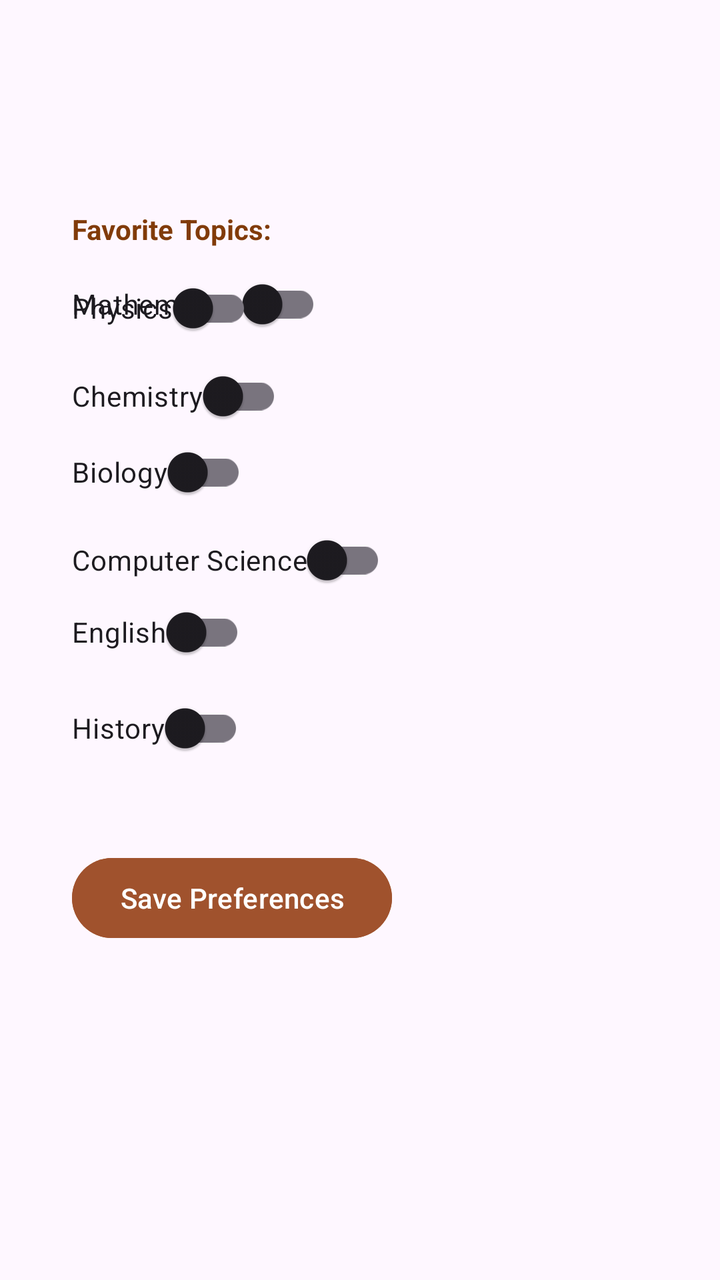
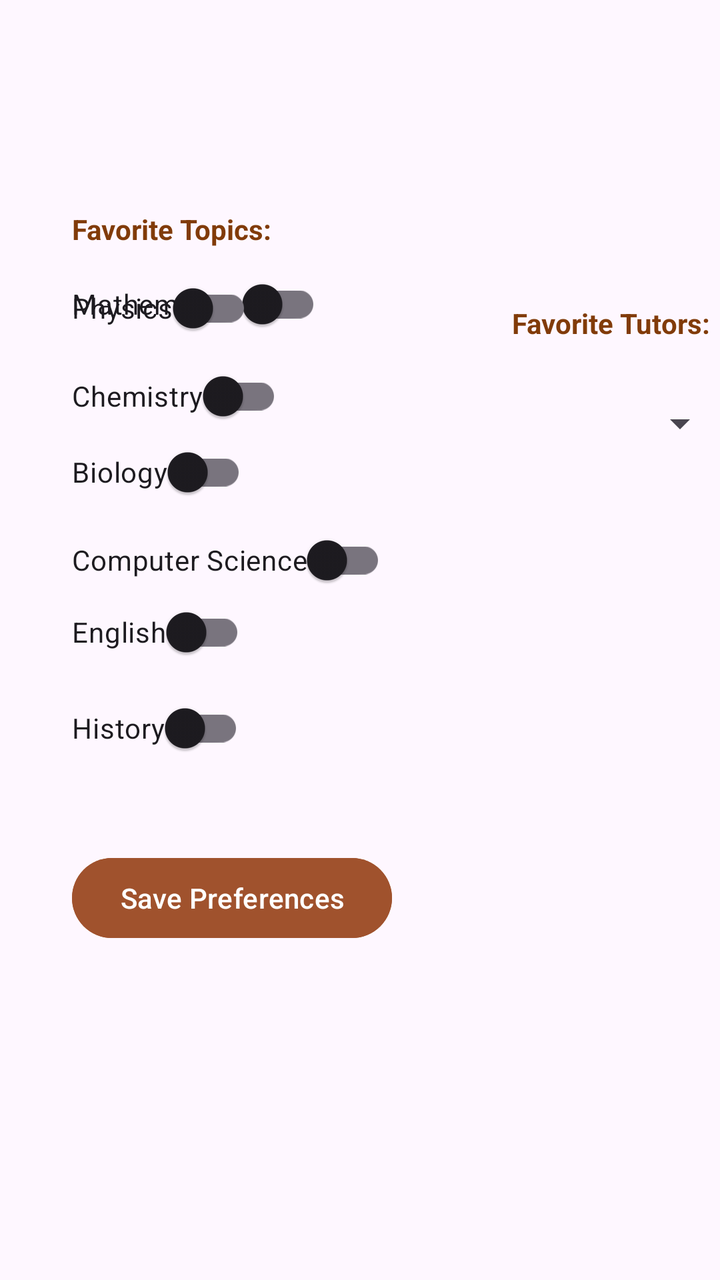

Two renders of the same Android screen: before a commit and after it. Below are the layout's source before the change and the commit's diff.
<!-- AndroidManifest.xml: application theme Theme.Csci3130Group1 -->
<!-- res/layout/fragment_manage_preferences.xml -->
<?xml version="1.0" encoding="utf-8"?>
<androidx.constraintlayout.widget.ConstraintLayout xmlns:android="http://schemas.android.com/apk/res/android"
    xmlns:app="http://schemas.android.com/apk/res-auto"
    xmlns:tools="http://schemas.android.com/tools"
    android:layout_width="match_parent"
    android:layout_height="match_parent"
    tools:context=".ui.manage_preferences.ManagePreferencesFragment">

    <TextView
        android:id="@+id/textView"
        android:layout_width="wrap_content"
        android:layout_height="wrap_content"
        android:layout_marginStart="36dp"
        android:layout_marginTop="152dp"
        android:layout_marginBottom="2dp"
        android:text="Favorite Topics:"
        android:textColor="#813B09"
        android:textStyle="bold"
        app:layout_constraintBottom_toTopOf="@+id/math"
        app:layout_constraintStart_toStartOf="parent"
        app:layout_constraintTop_toTopOf="parent" />

    <androidx.appcompat.widget.SwitchCompat
        android:id="@+id/math"
        android:layout_width="wrap_content"
        android:layout_height="wrap_content"
        android:layout_marginStart="36dp"
        android:layout_marginTop="2dp"
        android:layout_marginBottom="511dp"
        android:text="Mathematics"
        app:layout_constraintBottom_toBottomOf="parent"
        app:layout_constraintStart_toStartOf="parent"
        app:layout_constraintTop_toBottomOf="@+id/textView" />

    <androidx.appcompat.widget.SwitchCompat
        android:id="@+id/physics"
        android:layout_width="wrap_content"
        android:layout_height="wrap_content"
        android:layout_marginStart="36dp"
        android:layout_marginBottom="462dp"
        android:text="Physics"
        app:layout_constraintBottom_toBottomOf="parent"
        app:layout_constraintStart_toStartOf="parent" />

    <androidx.appcompat.widget.SwitchCompat
        android:id="@+id/chem"
        android:layout_width="wrap_content"
        android:layout_height="wrap_content"
        android:layout_marginStart="36dp"
        android:layout_marginBottom="422dp"
        android:text="Chemistry"
        app:layout_constraintBottom_toBottomOf="parent"
        app:layout_constraintStart_toStartOf="parent"
        app:layout_constraintTop_toBottomOf="@+id/physics" />

    <androidx.appcompat.widget.SwitchCompat
        android:id="@+id/bio"
        android:layout_width="wrap_content"
        android:layout_height="wrap_content"
        android:layout_marginStart="36dp"
        android:layout_marginBottom="380dp"
        android:text="Biology"
        app:layout_constraintBottom_toBottomOf="parent"
        app:layout_constraintStart_toStartOf="parent" />

    <androidx.appcompat.widget.SwitchCompat
        android:id="@+id/CS"
        android:layout_width="wrap_content"
        android:layout_height="wrap_content"
        android:layout_marginStart="36dp"
        android:layout_marginBottom="340dp"
        android:text="Computer Science"
        app:layout_constraintBottom_toBottomOf="parent"
        app:layout_constraintStart_toStartOf="parent"
        app:layout_constraintTop_toBottomOf="@+id/bio" />

    <androidx.appcompat.widget.SwitchCompat
        android:id="@+id/English"
        android:layout_width="wrap_content"
        android:layout_height="wrap_content"
        android:layout_marginStart="36dp"
        android:layout_marginBottom="300dp"
        android:text="English"
        app:layout_constraintBottom_toBottomOf="parent"
        app:layout_constraintStart_toStartOf="parent" />

    <androidx.appcompat.widget.SwitchCompat
        android:id="@+id/History"
        android:layout_width="wrap_content"
        android:layout_height="wrap_content"
        android:layout_marginStart="36dp"
        android:layout_marginBottom="259dp"
        android:text="History"
        app:layout_constraintBottom_toBottomOf="parent"
        app:layout_constraintStart_toStartOf="parent"
        app:layout_constraintTop_toBottomOf="@+id/English"
        app:layout_constraintVertical_bias="0.0" />

    <Button
        android:id="@+id/savepref"
        android:layout_width="wrap_content"
        android:layout_height="wrap_content"
        android:layout_marginStart="36dp"
        android:layout_marginTop="37dp"
        android:layout_marginBottom="167dp"
        android:backgroundTint="#A0522D"
        android:text="Save Preferences"
        app:layout_constraintBottom_toBottomOf="parent"
        app:layout_constraintStart_toStartOf="parent"
        app:layout_constraintTop_toBottomOf="@+id/History" />
</androidx.constraintlayout.widget.ConstraintLayout>
<!-- resources referenced by this layout -->
<resources>
  <style name="Theme.Csci3130Group1" parent="Base.Theme.Csci3130Group1" />
  <style name="Base.Theme.Csci3130Group1" parent="Theme.Material3.DayNight.NoActionBar">
          
          
      </style>
</resources>

<!-- the commit's change to res/layout/fragment_manage_preferences.xml (unified diff, before → after) -->
@@ -108,4 +108,33 @@
         app:layout_constraintBottom_toBottomOf="parent"
         app:layout_constraintStart_toStartOf="parent"
         app:layout_constraintTop_toBottomOf="@+id/History" />
+
+    <Spinner
+        android:id="@+id/tutor"
+        android:layout_width="233dp"
+        android:layout_height="36dp"
+        android:spinnerMode="dropdown"
+        android:textColor="@android:color/black"
+        app:layout_constraintBottom_toTopOf="@+id/savepref"
+        app:layout_constraintEnd_toEndOf="parent"
+        app:layout_constraintHorizontal_bias="0.888"
+        app:layout_constraintStart_toEndOf="@+id/math"
+        app:layout_constraintTop_toBottomOf="@+id/favoriteTutors"
+        app:layout_constraintVertical_bias="0.104" />
+
+    <TextView
+        android:id="@+id/favoriteTutors"
+        android:layout_width="wrap_content"
+        android:layout_height="wrap_content"
+        android:layout_marginStart="120dp"
+        android:layout_marginTop="152dp"
+        android:layout_marginEnd="57dp"
+        android:text="Favorite Tutors:"
+        android:textColor="#813B09"
+        android:textStyle="bold"
+        app:layout_constraintEnd_toEndOf="parent"
+        app:layout_constraintHorizontal_bias="0.0"
+        app:layout_constraintStart_toEndOf="@+id/textView"
+        app:layout_constraintTop_toTopOf="parent" />
+
 </androidx.constraintlayout.widget.ConstraintLayout>
